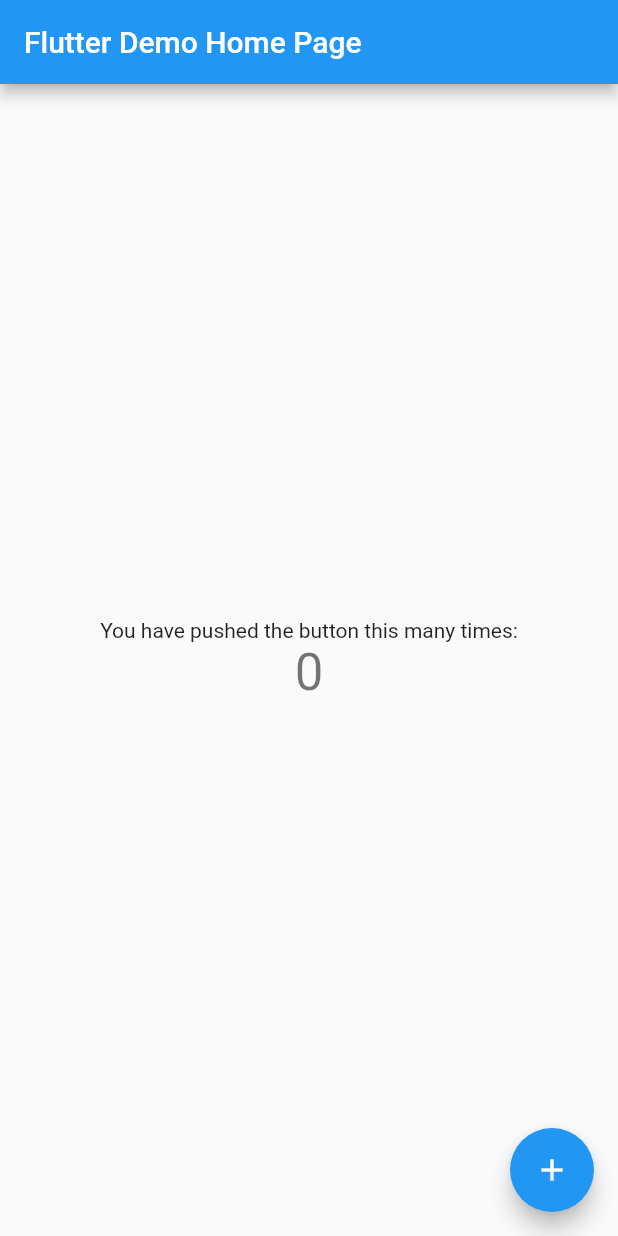
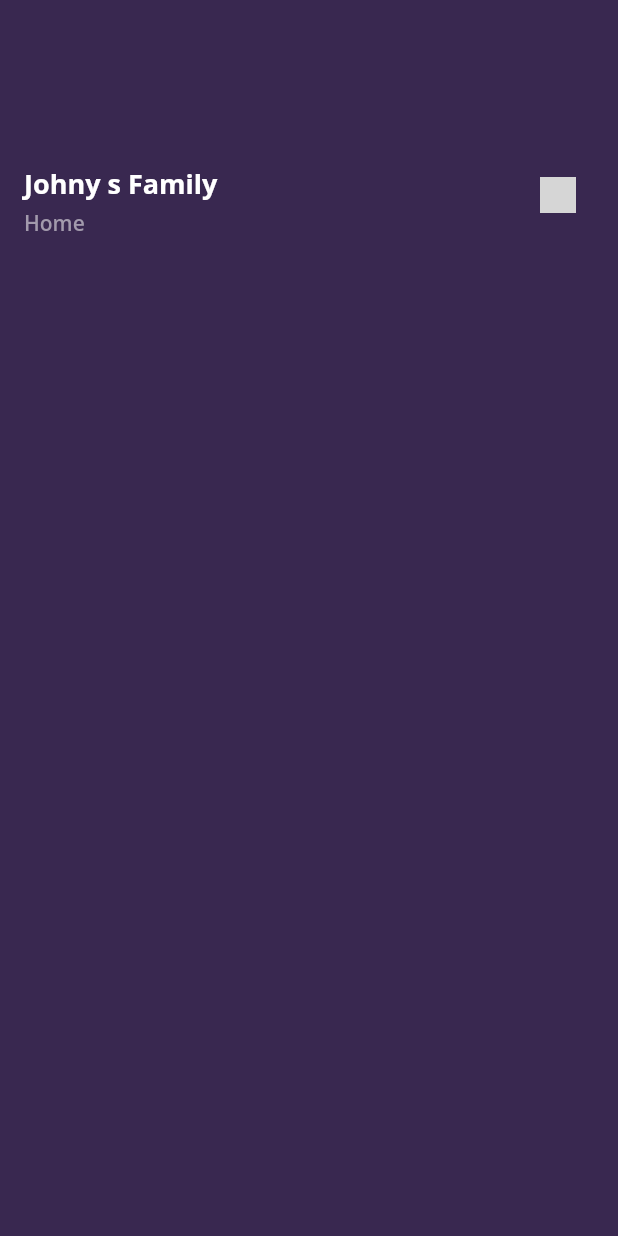
Before and after one commit to Gabrielcardon/flutter, a Flutter app: the screen it shows after launch, on a phone screen of 412 x 824 dp. Run offline on Flutter 3.47's test engine with Material 2 defaults, Android fonts, the phone set to English and light mode, and no system bars; our stand-ins replace firebase_core, google_fonts; accounts and stored records are empty; grey boxes are pictures that could not be loaded.

Commit message:
alterações da tela home

```diff
--- a/my_app/lib/main.dart
+++ b/my_app/lib/main.dart
@@ -1,115 +1,11 @@
+import 'package:firebase_core/firebase_core.dart';
 import 'package:flutter/material.dart';
+import 'package:my_app/theme/my-app.dart';
+import 'core/injection.dart';
 
-void main() {
-  runApp(const MyApp());
+void main() async {
+  WidgetsFlutterBinding.ensureInitialized();
+  // await Firebase.initializeApp();
+  // setupInjection();
+  runApp(MyApp());
 }
-
-class MyApp extends StatelessWidget {
-  const MyApp({Key? key}) : super(key: key);
-
-  // This widget is the root of your application.
-  @override
-  Widget build(BuildContext context) {
-    return MaterialApp(
-      title: 'Flutter ',
-      theme: ThemeData(
-        // This is the theme of your application.
-        //
-        // Try running your application with "flutter run". You'll see the
-        // application has a blue toolbar. Then, without quitting the app, try
-        // changing the primarySwatch below to Colors.green and then invoke
-        // "hot reload" (press "r" in the console where you ran "flutter run",
-        // or simply save your changes to "hot reload" in a Flutter IDE).
-        // Notice that the counter didn't reset back to zero; the application
-        // is not restarted.
-        primarySwatch: Colors.blue,
-      ),
-      home: const MyHomePage(title: 'Flutter Demo Home Page'),
-    );
-  }
-}
-
-class MyHomePage extends StatefulWidget {
-  const MyHomePage({Key? key, required this.title}) : super(key: key);
-
-  // This widget is the home page of your application. It is stateful, meaning
-  // that it has a State object (defined below) that contains fields that affect
-  // how it looks.
-
-  // This class is the configuration for the state. It holds the values (in this
-  // case the title) provided by the parent (in this case the App widget) and
-  // used by the build method of the State. Fields in a Widget subclass are
-  // always marked "final".
-
-  final String title;
-
-  @override
-  State<MyHomePage> createState() => _MyHomePageState();
-}
-
-class _MyHomePageState extends State<MyHomePage> {
-  int _counter = 0;
-
-  void _incrementCounter() {
-    setState(() {
-      // This call to setState tells the Flutter framework that something has
-      // changed in this State, which causes it to rerun the build method below
-      // so that the display can reflect the updated values. If we changed
-      // _counter without calling setState(), then the build method would not be
-      // called again, and so nothing would appear to happen.
-      _counter++;
-    });
-  }
-
-  @override
-  Widget build(BuildContext context) {
-    // This method is rerun every time setState is called, for instance as done
-    // by the _incrementCounter method above.
-    //
-    // The Flutter framework has been optimized to make rerunning build methods
-    // fast, so that you can just rebuild anything that needs updating rather
-    // than having to individually change instances of widgets.
-    return Scaffold(
-      appBar: AppBar(
-        // Here we take the value from the MyHomePage object that was created by
-        // the App.build method, and use it to set our appbar title.
-        title: Text(widget.title),
-      ),
-      body: Center(
-        // Center is a layout widget. It takes a single child and positions it
-        // in the middle of the parent.
-        child: Column(
-          // Column is also a layout widget. It takes a list of children and
-          // arranges them vertically. By default, it sizes itself to fit its
-          // children horizontally, and tries to be as tall as its parent.
-          //
-          // Invoke "debug painting" (press "p" in the console, choose the
-          // "Toggle Debug Paint" action from the Flutter Inspector in Android
-          // Studio, or the "Toggle Debug Paint" command in Visual Studio Code)
-          // to see the wireframe for each widget.
-          //
-          // Column has various properties to control how it sizes itself and
-          // how it positions its children. Here we use mainAxisAlignment to
-          // center the children vertically; the main axis here is the vertical
-          // axis because Columns are vertical (the cross axis would be
-          // horizontal).
-          mainAxisAlignment: MainAxisAlignment.center,
-          children: <Widget>[
-            const Text(
-              'You have pushed the button this many times:',
-            ),
-            Text(
-              '$_counter',
-              style: Theme.of(context).textTheme.headline4,
-            ),
-          ],
-        ),
-      ),
-      floatingActionButton: FloatingActionButton(
-        onPressed: _incrementCounter,
-        tooltip: 'Increment',
-        child: const Icon(Icons.add),
-      ), // This trailing comma makes auto-formatting nicer for build methods.
-    );
-  }
-}
--- /dev/null
+++ b/my_app/lib/screens/home/home-page.dart
@@ -0,0 +1,8 @@
+import 'package:flutter/material.dart';
+
+import 'home-widget.dart';
+
+class HomePage extends StatefulWidget {
+  @override
+  HomeWidget createState() => HomeWidget();
+}
--- /dev/null
+++ b/my_app/lib/screens/home/home-widget.dart
@@ -0,0 +1,68 @@
+import 'package:flutter/material.dart';
+import 'package:google_fonts/google_fonts.dart';
+
+
+import 'home-page.dart';
+
+class HomeWidget extends State<HomePage> {
+  // ListaController listaController = ListaController();
+  // UserController userController = UserController();
+
+  @override
+  Widget build(BuildContext context) {
+    return Scaffold(
+      backgroundColor: Color(0xff392850),
+      body: Column(
+        children: <Widget>[
+          SizedBox(
+            height: 110,
+          ),
+          Padding(
+            padding: EdgeInsets.only(left: 16, right: 16),
+            child: Row(
+              mainAxisAlignment: MainAxisAlignment.spaceBetween,
+              children: <Widget>[
+                Column(
+                  crossAxisAlignment: CrossAxisAlignment.start,
+                  children: <Widget>[
+                    Text(
+                      "Johny s Family",
+                      style: GoogleFonts.openSans(
+                          textStyle: TextStyle(
+                              color: Colors.white,
+                              fontSize: 18,
+                              fontWeight: FontWeight.bold)),
+                    ),
+                    SizedBox(
+                      height: 4,
+                    ),
+                    Text(
+                      "Home",
+                      style: GoogleFonts.openSans(
+                          textStyle: TextStyle(
+                              color: Color(0xffa29aac),
+                              fontSize: 14,
+                              fontWeight: FontWeight.w600)),
+                    ),
+                  ],
+                ),
+                IconButton(
+                  alignment: Alignment.topCenter,
+                  icon: Image.asset(
+                    "assets/notification.png",
+                    width: 24,
+                  ),
+                  onPressed: () {},
+                )
+              ],
+            ),
+          ),
+          SizedBox(
+            height: 40,
+          ),
+          // GridDashboard()
+        ],
+      ),
+    );
+  }
+}
--- /dev/null
+++ b/my_app/lib/styles/app-colors.dart
@@ -0,0 +1,52 @@
+import 'package:flutter/material.dart';
+
+class AppColors {
+  static final Color white = Color(0xFFFFFFFF);
+  static final Color grey2 = Color.fromARGB(154, 115, 115, 115);
+  static final Color lightGrey = Color.fromARGB(255, 206, 206, 206);
+  static final Color black = Color(0xFF514766);
+  static final Color grey = Color(0xFF6E6680);
+
+  // static final Color kPrimaryColor = Color(0xFF943734);
+  static final Color  kPrimaryColor= Color(0xFF695D89);
+
+  static const int _kPrimaryValue = 0xFF695D89;
+  static const MaterialColor kPrimaryMaterialColor = MaterialColor(
+    _kPrimaryValue,
+    <int, Color>{
+      50: Color.fromRGBO(105, 93, 137, .1),
+      100: Color.fromRGBO(105, 93, 137, .2),
+      200: Color.fromRGBO(105, 93, 137, .3),
+      300: Color.fromRGBO(105, 93, 137, .4),
+      400: Color.fromRGBO(105, 93, 137, .5),
+      500: Color(_kPrimaryValue),
+      600: Color.fromRGBO(105, 93, 137, .7),
+      700: Color.fromRGBO(105, 93, 137, .8),
+      800: Color.fromRGBO(105, 93, 137, .9),
+      900: Color.fromRGBO(105, 93, 137, 1),
+    },
+  );
+
+  static final Color kSecondaryColor = Color(0xFFC46865);
+  static final Color kTextColor = Color.fromARGB(255, 25, 25, 25);
+  static final Color kSecondaryTextColor = Color.fromARGB(255, 115, 115, 115);
+  static final Color kInvoiceColor = Color.fromARGB(255, 38, 161, 221);
+  static final Color kNextInvoiceColor = Color.fromARGB(255, 255, 120, 62);
+  static final Color kLimitColor = Color.fromARGB(255, 35, 125, 70);
+  static final Color kUnviewColor = Color.fromARGB(255, 245, 245, 245);
+  static final Color kLineColor = Color.fromARGB(255, 204, 204, 204);
+  static final Color kLabelButtonColor = Color.fromARGB(255, 240, 241, 245);
+
+  //Greens
+  static final Color darkGreen = Color(0xFF04D361);
+
+  //Yellow
+  static final Color yellow = Color(0xFFFDD835);
+
+
+  //Reds
+  static final Color darkRed = Color(0xFFCC3750);
+
+  //LevelButton
+  static final Color levelButtonFacil = Color(0xFFEBEBFC);
+}
--- /dev/null
+++ b/my_app/lib/styles/custom-text-theme.dart
@@ -0,0 +1,32 @@
+import 'package:flutter/material.dart';
+
+import 'app-colors.dart';
+
+final customTextTheme = TextTheme(
+  subtitle1: TextStyle(
+    fontSize: 17,
+    color: AppColors.kTextColor,
+    fontWeight: FontWeight.w300,
+    letterSpacing: -1,
+  ),
+  subtitle2: TextStyle(
+    color: AppColors.kSecondaryTextColor,
+    fontWeight: FontWeight.normal,
+  ),
+  headline3: TextStyle(
+    fontSize: 35,
+    color: AppColors.kTextColor,
+    fontWeight: FontWeight.w500,
+    letterSpacing: -1.5,
+  ),
+  headline4: TextStyle(
+    fontSize: 30,
+    color: AppColors.kTextColor,
+    fontWeight: FontWeight.w500,
+    letterSpacing: -1.5,
+  ),
+  button: TextStyle(fontWeight: FontWeight.bold, fontSize: 13),
+  caption: TextStyle(height: 1.5),
+  headline5: TextStyle(fontWeight: FontWeight.bold),
+  headline6: TextStyle(fontWeight: FontWeight.w400),
+);
--- /dev/null
+++ b/my_app/lib/theme/my-app.dart
@@ -0,0 +1,19 @@
+import 'package:flutter/material.dart';
+import '../screens/home/home-page.dart';
+import '../styles/app-colors.dart';
+import '../styles/custom-text-theme.dart';
+
+class MyApp extends StatelessWidget {
+  @override
+  Widget build(BuildContext context) {
+    return MaterialApp(
+      title: "Plants app",
+      debugShowCheckedModeBanner: false,
+      theme: ThemeData(
+          fontFamily: 'Gotham-SSm',
+          primarySwatch: AppColors.kPrimaryMaterialColor,
+          textTheme: customTextTheme),
+      home: HomePage(),
+    );
+  }
+}
--- a/my_app/pubspec.yaml
+++ b/my_app/pubspec.yaml
@@ -34,6 +34,8 @@ dependencies:
   # The following adds the Cupertino Icons font to your application.
   # Use with the CupertinoIcons class for iOS style icons.
   cupertino_icons: ^1.0.2
+  firebase_core: ^1.17.0
+  google_fonts: ^3.0.1
 
 dev_dependencies:
   flutter_test:
```
Also changed, not shown: my_app/lib/core/injection.dart (added, +33 -0 lines), my_app/pubspec.lock, 1 other file.
